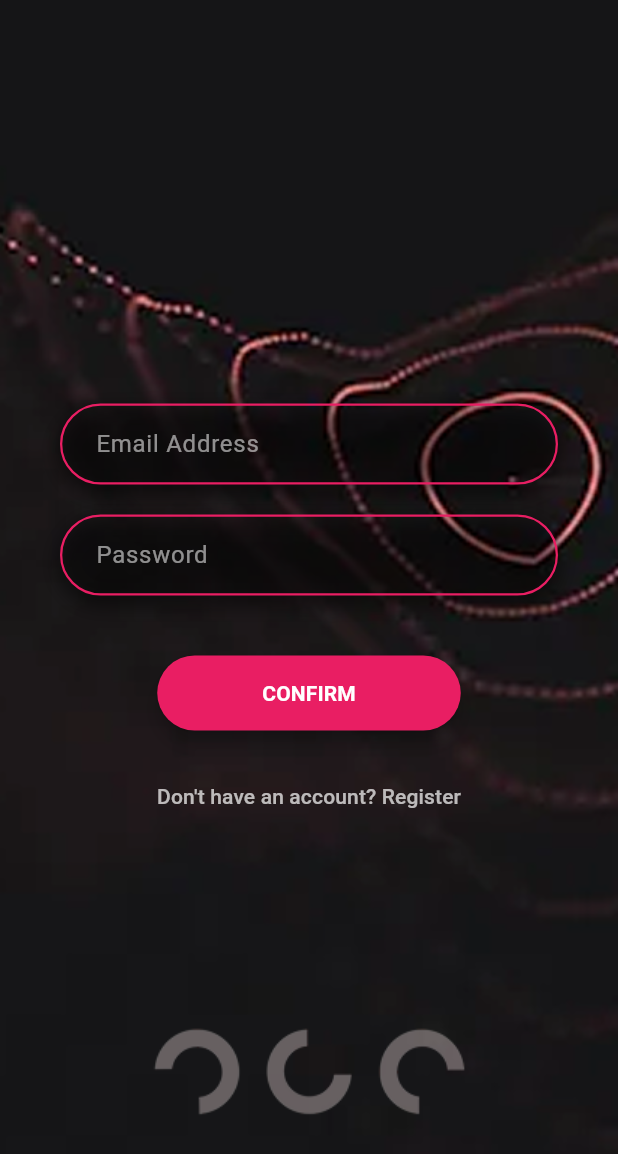
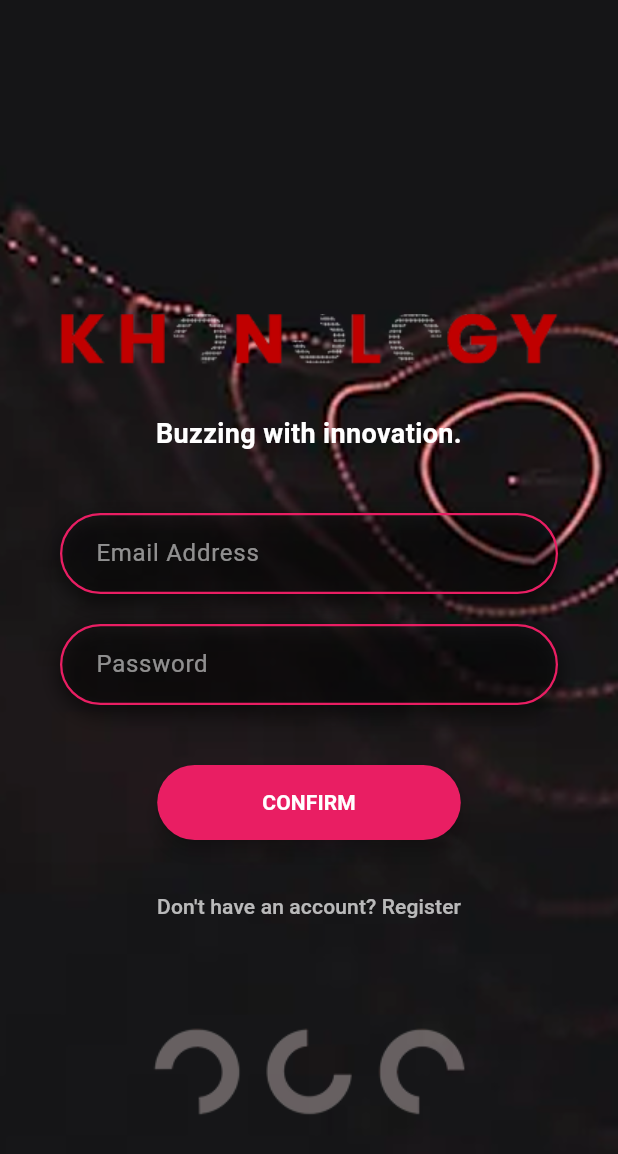
Before and after one commit to Nathi2266/khono-buzz, a Flutter app: the LoginScreen screen opened by its route, on a phone screen of 412 x 824 dp. Shown: the top 1154 px of the screen. Run offline on Flutter 3.47's test engine with Material 3 defaults, Android fonts, the phone set to English and light mode, and no system bars; our stand-ins replace cloud_firestore, firebase_auth, firebase_core; accounts and stored records are empty.

Commit message:
feat(auth): add animated catchphrase to login screen
Introduce a new AnimatedCatchphrase widget that cycles through motivational tech phrases with fade transitions. The animation enhances user engagement on the login screen while maintaining the existing functionality. Also includes logo placement adjustments and improved layout spacing.

```diff
--- a/khonobuzz/lib/auth_screens.dart
+++ b/khonobuzz/lib/auth_screens.dart
@@ -4,6 +4,95 @@ import 'package:flutter/material.dart';
 import 'package:khonobuzz/main.dart'; // Import main.dart for AuthService and controllers
 import 'dart:async'; // Added this import
 import 'package:khonobuzz/landing_screen.dart'; // Import the LandingScreen to reference in comments
+
+import 'package:flutter/material.dart';
+
+class AnimatedCatchphrase extends StatefulWidget {
+  const AnimatedCatchphrase({Key? key}) : super(key: key);
+
+  @override
+  _AnimatedCatchphraseState createState() => _AnimatedCatchphraseState();
+}
+
+class _AnimatedCatchphraseState extends State<AnimatedCatchphrase> with SingleTickerProviderStateMixin {
+  final List<String> phrases = [
+    "Buzzing with innovation.",
+    "The pulse of the tech community.",
+    "Your digital tribe.",
+    "Connect. Collaborate. Create.",
+    "Ignite your cloud journey.",
+    "Where tech talks happen.",
+    "Find your tech synergy.",
+    "Get on the Khonobuzz.",
+    "Building the future, one connection at a time.",
+    "Your network, accelerated.",
+    "Plug into the cloud.",
+    "Delivering digital connections.",
+    "Shaping tomorrow, together.",
+    "The hub for tech visionaries.",
+    "Connecting data, people, and ideas.",
+    "Drive digital transformation in your network.",
+    "Where innovation finds its home.",
+    "Level up your network.",
+    "The official tech community app.",
+    "Connect with purpose.",
+  ];
+
+  late int _currentIndex;
+  late AnimationController _controller;
+  late Animation<double> _fadeAnimation;
+
+  @override
+  void initState() {
+    super.initState();
+    _currentIndex = 0;
+    _controller = AnimationController(
+      vsync: this,
+      duration: const Duration(milliseconds: 500), // fade duration
+    );
+    _fadeAnimation = Tween<double>(begin: 0.0, end: 1.0).animate(_controller);
+
+    _controller.forward();
+
+    // Cycle phrases every 3.5 seconds including fade transition
+    Future.delayed(const Duration(milliseconds: 3500), _nextPhrase);
+  }
+
+  void _nextPhrase() {
+    _controller.reverse().then((_) {
+      setState(() {
+        _currentIndex = (_currentIndex + 1) % phrases.length;
+      });
+      _controller.forward();
+      Future.delayed(const Duration(milliseconds: 3500), _nextPhrase);
+    });
+  }
+
+  @override
+  void dispose() {
+    _controller.dispose();
+    super.dispose();
+  }
+
+  @override
+  Widget build(BuildContext context) {
+    return FadeTransition(
+      opacity: _fadeAnimation,
+      child: Text(
+        phrases[_currentIndex],
+        textAlign: TextAlign.center,
+        maxLines: 1, // Ensure single line
+        overflow: TextOverflow.ellipsis, // Truncate overflow with ellipsis
+        style: const TextStyle(
+          color: Colors.white,
+          fontSize: 18,
+          fontWeight: FontWeight.w600,
+          fontFamily: 'Roboto', // or your preferred font
+        ),
+      ),
+    );
+  }
+}
 
 // A custom reusable widget for the styled TextField.
 class CustomTextField extends StatelessWidget {
@@ -314,22 +403,26 @@ class LoginScreen extends StatelessWidget {
             child: Padding(
               padding: const EdgeInsets.symmetric(horizontal: 40.0),
               child: Column(
-                mainAxisAlignment: MainAxisAlignment.center,
+                mainAxisSize: MainAxisSize.min, // Changed from MainAxisAlignment.center to min for better control
                 children: <Widget>[
-                  // Custom text field for "Email Address"
+                  Image.asset(
+                    'assets/images/logo.png', // Updated logo path here
+                    height: 60,
+                  ),
+                  const SizedBox(height: 20),
+                  const AnimatedCatchphrase(), // Inserted here
+                  const SizedBox(height: 40), // Space between catchphrase and text fields
                   CustomTextField(
                     hintText: 'Email Address',
                     controller: usernameController,
                   ),
                   const SizedBox(height: 20),
-                  // Custom text field for "Password"
                   CustomTextField(
                     hintText: 'Password',
                     controller: passwordController,
                     obscureText: true,
                   ),
                   const SizedBox(height: 40),
-                  // The Confirm button
                   FlowingButton(
                     onPressed: () => onLoginPressed(context),
                     padding: const EdgeInsets.symmetric(
@@ -482,3 +575,66 @@ class RegisterScreen extends StatelessWidget {
     );
   }
 }
+
+@override
+Widget build(BuildContext context) {
+  return Scaffold(
+    body: Stack(
+      children: [
+        // Your static background here
+        Positioned.fill(
+          child: Image.asset(
+            'assets/images/your_static_background.png',
+            fit: BoxFit.cover,
+          ),
+        ),
+        SafeArea(
+          child: Column(
+            children: [
+              const SizedBox(height: 40), // adjust spacing as needed
+              Center(
+                child: Image.asset(
+                  'assets/images/khonology_logo_red.png',
+                  height: 60, // adjust size as per design
+                ),
+              ),
+              const SizedBox(height: 20), // space between logo and catchphrase
+              const AnimatedCatchphrase(),
+              const Spacer(),
+              Padding(
+                padding: const EdgeInsets.symmetric(horizontal: 40),
+                child: Column(
+                  children: [
+                    ElevatedButton(
+                      onPressed: () {
+                        // Login button action
+                      },
+                      style: ElevatedButton.styleFrom(
+                        backgroundColor: Colors.pink,
+                        minimumSize: const Size.fromHeight(48),
+                      ),
+                      child: const Text('LOGIN'),
+                    ),
+                    const SizedBox(height: 12),
+                    ElevatedButton(
+                      onPressed: () {
+                        // Register button action
+                      },
+                      style: ElevatedButton.styleFrom(
+                        backgroundColor: Colors.white,
+                        foregroundColor: Colors.black,
+                        minimumSize: const Size.fromHeight(48),
+                      ),
+                      child: const Text('REGISTER'),
+                    ),
+                  ],
+                ),
+              ),
+              const SizedBox(height: 40), // bottom padding
+            ],
+          ),
+        ),
+      ],
+    ),
+  );
+}
```
